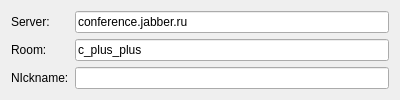
This is src/plugins/azoth/plugins/xoox/joingroupchatwidget.ui in 0xd34df00d/leechcraft as Qt 5 draws it before an edit. The edited form follows.
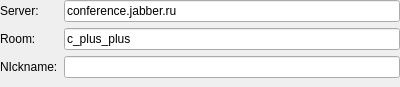
This is the edited form.

Commit message: Azoth Xoox: forced layout for Join MUC widget.

Patch:
```diff
--- a/src/plugins/azoth/plugins/xoox/joingroupchatwidget.ui
+++ b/src/plugins/azoth/plugins/xoox/joingroupchatwidget.ui
@@ -14,6 +14,12 @@
    <string/>
   </property>
   <layout class="QFormLayout" name="formLayout">
+   <property name="fieldGrowthPolicy">
+    <enum>QFormLayout::AllNonFixedFieldsGrow</enum>
+   </property>
+   <property name="margin">
+    <number>0</number>
+   </property>
    <item row="0" column="0">
     <widget class="QLabel" name="label">
      <property name="text">
```
